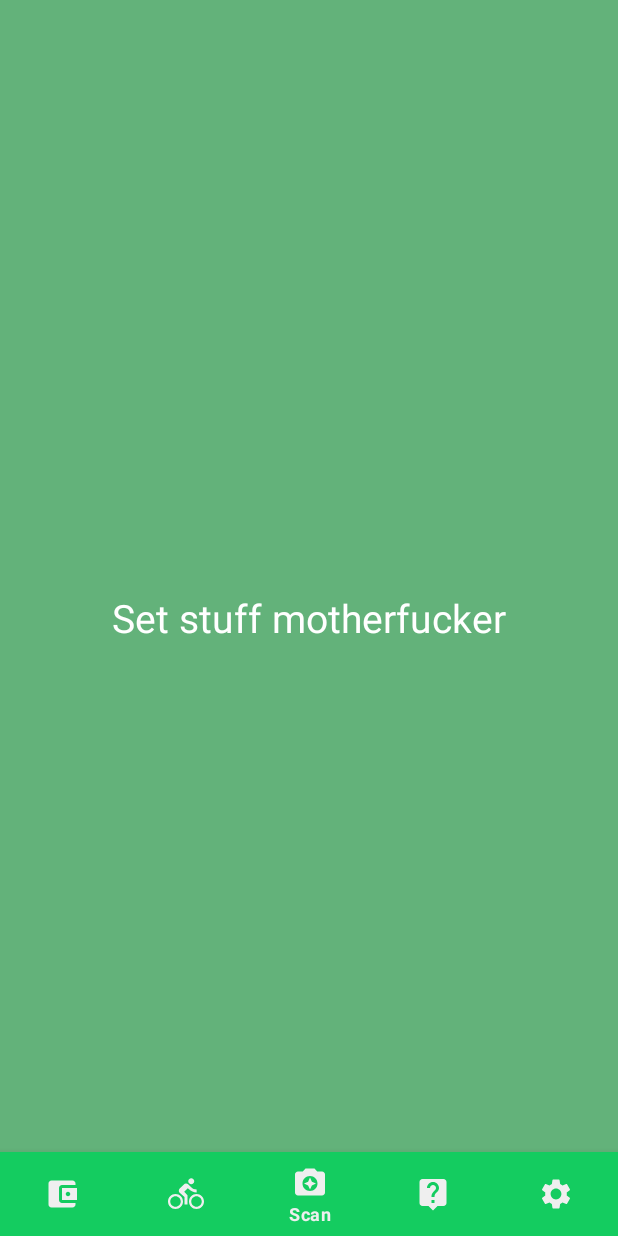
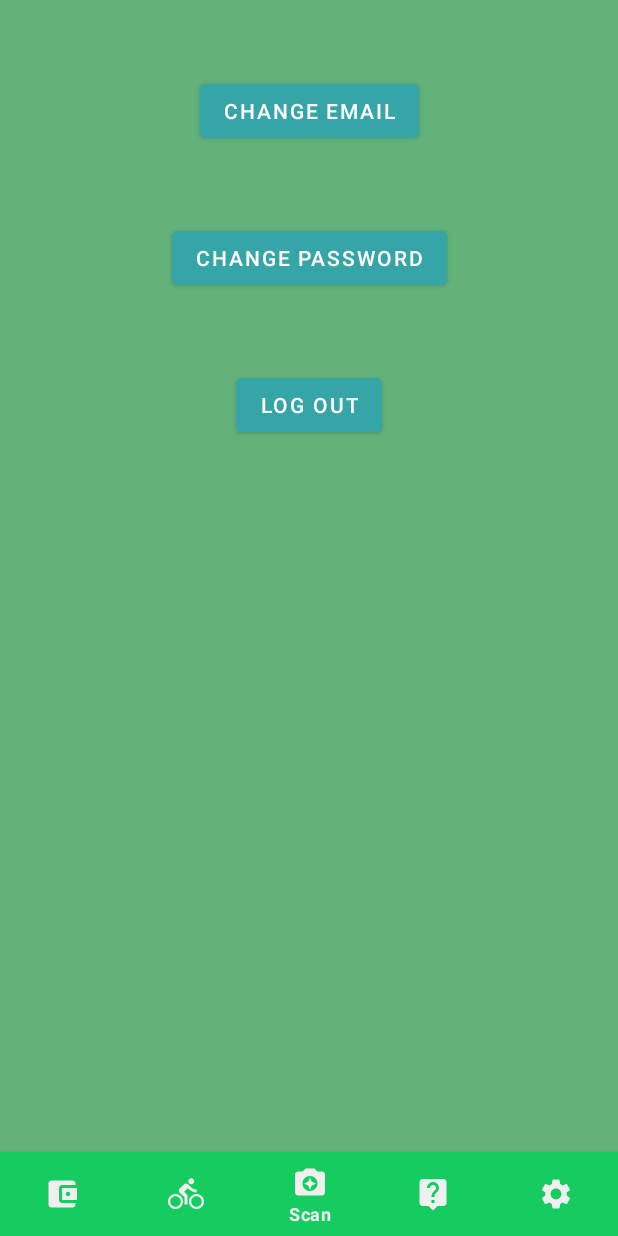
Before and after one commit to lccatala/SkootApp, an Android app: the fragment SettingsFragment placed in its activity, on a phone screen of 412 x 824 dp. Run offline under Robolectric (Android 15) with nearby library versions, the phone set to English and light mode, and no system bars; our stand-ins replace Volley; network calls fail; 4 statements that could not run were skipped.

Commit message:
Changing email and password and logging out from Settings

```diff
--- a/app/src/main/java/com/example/skoot/SettingsFragment.kt
+++ b/app/src/main/java/com/example/skoot/SettingsFragment.kt
@@ -1,11 +1,13 @@
 package com.example.skoot
 
+import android.content.Intent
 import androidx.fragment.app.Fragment
 import android.os.Bundle
 import android.view.LayoutInflater
 import android.view.View
 import android.view.ViewGroup
 import com.example.skoot.R
+import kotlinx.android.synthetic.main.layout_settings.view.*
 
 class SettingsFragment : Fragment() {
 
@@ -18,7 +20,23 @@ class SettingsFragment : Fragment() {
         container: ViewGroup?,
         savedInstanceState: Bundle?
     ): View {
-        // Inflate the layout for this fragment
-        return inflater.inflate(R.layout.layout_settings, container, false)
+        var view = inflater.inflate(R.layout.layout_settings, container, false)
+
+        view.settingsChangeEmailButton.setOnClickListener {
+            var intent = Intent(activity, ChangeEmailActivity::class.java)
+            startActivity(intent)
+        }
+
+        view.settingsChangePasswordButton.setOnClickListener {
+            var intent = Intent(activity, ChangePasswordActivity::class.java)
+            startActivity(intent)
+        }
+
+        view.logOutButton.setOnClickListener {
+            var intent = Intent(activity, MainActivity::class.java)
+            startActivity(intent)
+        }
+
+        return view
     }
 }
--- a/app/src/main/res/layout/activity_signup.xml
+++ b/app/src/main/res/layout/activity_signup.xml
@@ -1,5 +1,6 @@
 <?xml version="1.0" encoding="utf-8"?>
-<androidx.constraintlayout.widget.ConstraintLayout xmlns:android="http://schemas.android.com/apk/res/android"
+<androidx.constraintlayout.widget.ConstraintLayout
+    xmlns:android="http://schemas.android.com/apk/res/android"
     xmlns:app="http://schemas.android.com/apk/res-auto"
     xmlns:tools="http://schemas.android.com/tools"
     android:layout_width="match_parent"
@@ -136,7 +137,6 @@
     </com.google.android.material.textfield.TextInputLayout>
 
 
-
     <com.google.android.material.button.MaterialButton
         android:id="@+id/nextButton"
         android:layout_width="200dp"
--- a/app/src/main/res/layout/layout_settings.xml
+++ b/app/src/main/res/layout/layout_settings.xml
@@ -1,15 +1,46 @@
 <?xml version="1.0" encoding="utf-8"?>
-<LinearLayout xmlns:android="http://schemas.android.com/apk/res/android"
+<androidx.constraintlayout.widget.ConstraintLayout xmlns:android="http://schemas.android.com/apk/res/android"
+    xmlns:app="http://schemas.android.com/apk/res-auto"
     android:id="@+id/settingsLayout"
     android:layout_width="match_parent"
     android:layout_height="match_parent"
     android:gravity="center"
     android:background="@color/colorPrimaryDark">
-    <TextView
-        android:id="@+id/tvCommon"
+
+    <com.google.android.material.button.MaterialButton
+        android:id="@+id/settingsChangeEmailButton"
         android:layout_width="wrap_content"
         android:layout_height="wrap_content"
-        android:textColor="@android:color/white"
-        android:textSize="26sp"
-        android:text="Set stuff motherfucker"/>
-</LinearLayout>
+        android:backgroundTint="@color/colorButton"
+        android:text="Change email"
+
+        app:layout_constraintEnd_toEndOf="parent"
+        app:layout_constraintStart_toStartOf="parent"
+        app:layout_constraintLeft_toLeftOf="parent"
+        app:layout_constraintTop_toTopOf="parent"
+        android:layout_marginTop="50dp" />
+    <com.google.android.material.button.MaterialButton
+        android:id="@+id/settingsChangePasswordButton"
+        android:layout_width="wrap_content"
+        android:layout_height="wrap_content"
+        android:backgroundTint="@color/colorButton"
+        android:text="Change password"
+
+        app:layout_constraintEnd_toEndOf="parent"
+        app:layout_constraintStart_toStartOf="parent"
+        app:layout_constraintLeft_toLeftOf="parent"
+        app:layout_constraintTop_toBottomOf="@id/settingsChangeEmailButton"
+        android:layout_marginTop="50dp" />
+    <com.google.android.material.button.MaterialButton
+        android:id="@+id/logOutButton"
+        android:layout_width="wrap_content"
+        android:layout_height="wrap_content"
+        android:backgroundTint="@color/colorButton"
+        android:text="Log out"
+
+        app:layout_constraintEnd_toEndOf="parent"
+        app:layout_constraintStart_toStartOf="parent"
+        app:layout_constraintLeft_toLeftOf="parent"
+        app:layout_constraintTop_toBottomOf="@id/settingsChangePasswordButton"
+        android:layout_marginTop="50dp" />
+</androidx.constraintlayout.widget.ConstraintLayout>
```
Also changed, not shown: app/src/main/AndroidManifest.xml (+7 -0 lines), app/src/main/java/com/example/skoot/ChangeEmailActivity.kt (added, +57 -0 lines), app/src/main/java/com/example/skoot/ChangePasswordActivity.kt (added, +83 -0 lines), app/src/main/res/layout/activity_change_email.xml (added, +92 -0 lines), app/src/main/res/layout/activity_change_password.xml (added, +91 -0 lines).
